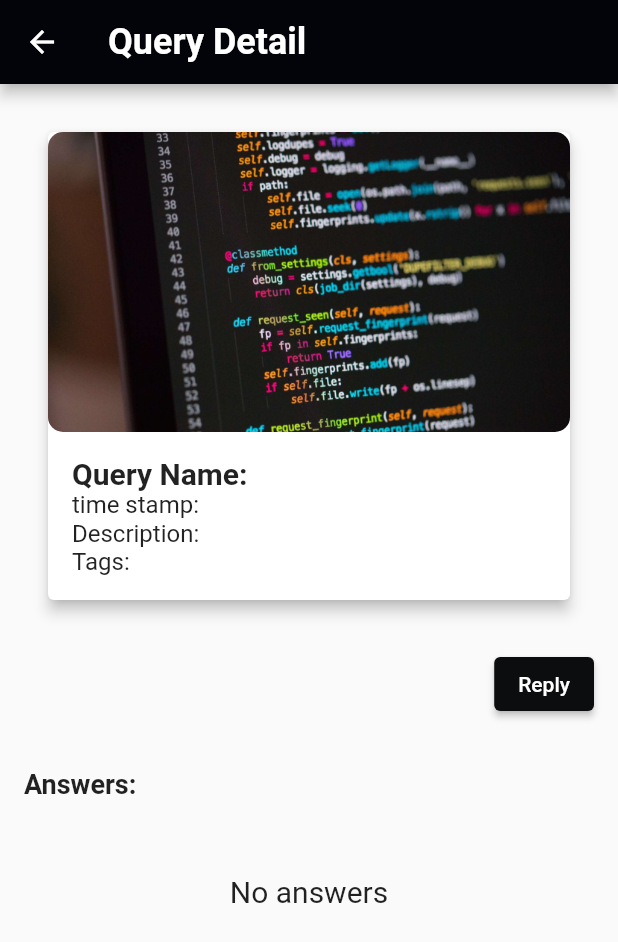
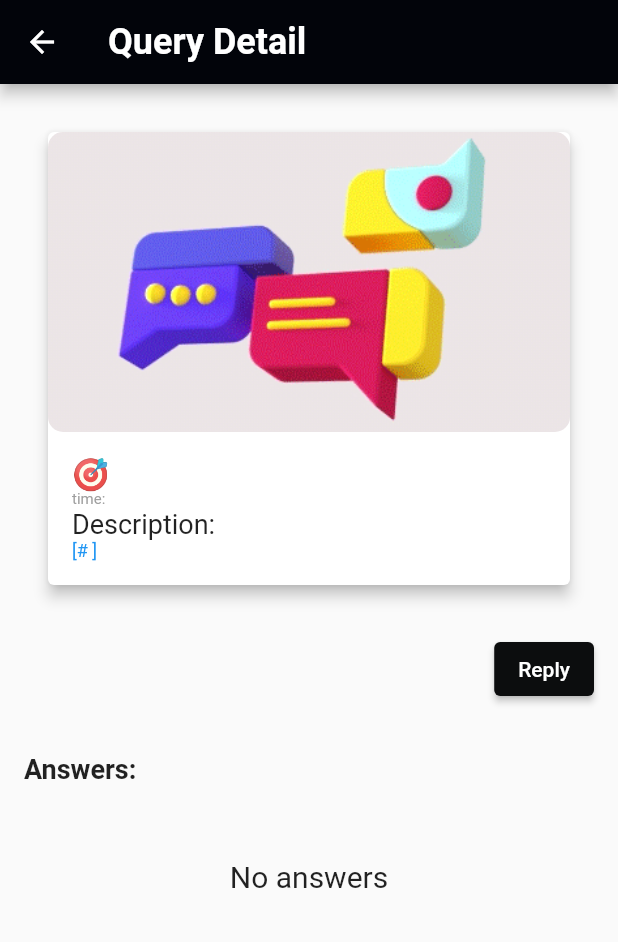
Before and after one commit to Harish3000/shades-app-flutter-project, a Flutter app: the ModuleDetailPage screen opened directly with empty values, on a phone screen of 412 x 824 dp. Shown: the top 942 px of the screen. Run offline on Flutter 3.47's test engine with Material 2 defaults, Android fonts, the phone set to English and light mode, and no system bars; our stand-ins replace cloud_firestore, firebase_auth, firebase_core, flutter_rating_bar; accounts and stored records are empty; Roboto replaces fonts that are missing (Montserrat).

Commit message:
ui changes

```diff
--- a/shades/lib/features/query_mgt/querypage.dart
+++ b/shades/lib/features/query_mgt/querypage.dart
@@ -80,7 +80,7 @@ class _ModuleDetailPageState extends State<ModuleDetailPage>
                   ClipRRect(
                     borderRadius: BorderRadius.circular(10),
                     child: Image.asset(
-                      'assets/module/module.jpg',
+                      'assets/query/test.gif', // Replace this line
                       width: 500,
                       height: 200,
                       fit: BoxFit.cover,
@@ -92,23 +92,26 @@ class _ModuleDetailPageState extends State<ModuleDetailPage>
                       crossAxisAlignment: CrossAxisAlignment.start,
                       children: [
                         Text(
-                          'Query Name: ${widget.queryName}',
+                          '🎯${widget.queryName}',
                           style: TextStyle(
                             fontSize: 20,
                             fontWeight: FontWeight.bold,
                           ),
                         ),
                         Text(
-                          'time stamp: ${widget.queryCode}',
-                          style: TextStyle(fontSize: 16),
+                          'time: ${widget.queryCode}',
+                          style: TextStyle(fontSize: 10, color: Colors.grey),
                         ),
                         Text(
                           'Description: ${widget.description}',
-                          style: TextStyle(fontSize: 16),
+                          style: TextStyle(fontSize: 18),
                         ),
                         Text(
-                          'Tags: ${widget.tags}',
-                          style: TextStyle(fontSize: 16),
+                          '[# ${widget.tags}]',
+                          style: TextStyle(
+                            fontSize: 12,
+                            color: Colors.blue,
+                          ),
                         ),
                       ],
                     ),
--- a/shades/pubspec.yaml
+++ b/shades/pubspec.yaml
@@ -65,7 +65,7 @@ flutter:
   # To add assets to your application, add an assets section, like this:
   assets:
     - assets/module/
-
+    - assets/query/
   # An image asset can refer to one or more resolution-specific "variants", see
   # https://flutter.dev/assets-and-images/#resolution-aware
 
```
Also changed, not shown: shades/assets/query/test.gif (added).
